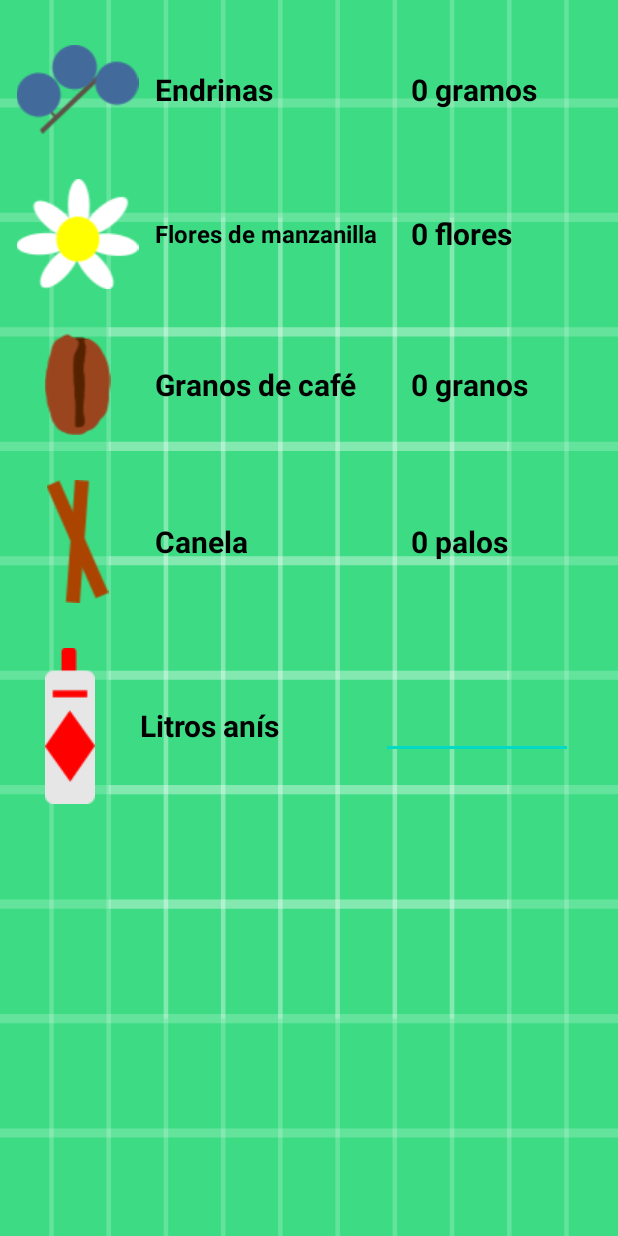
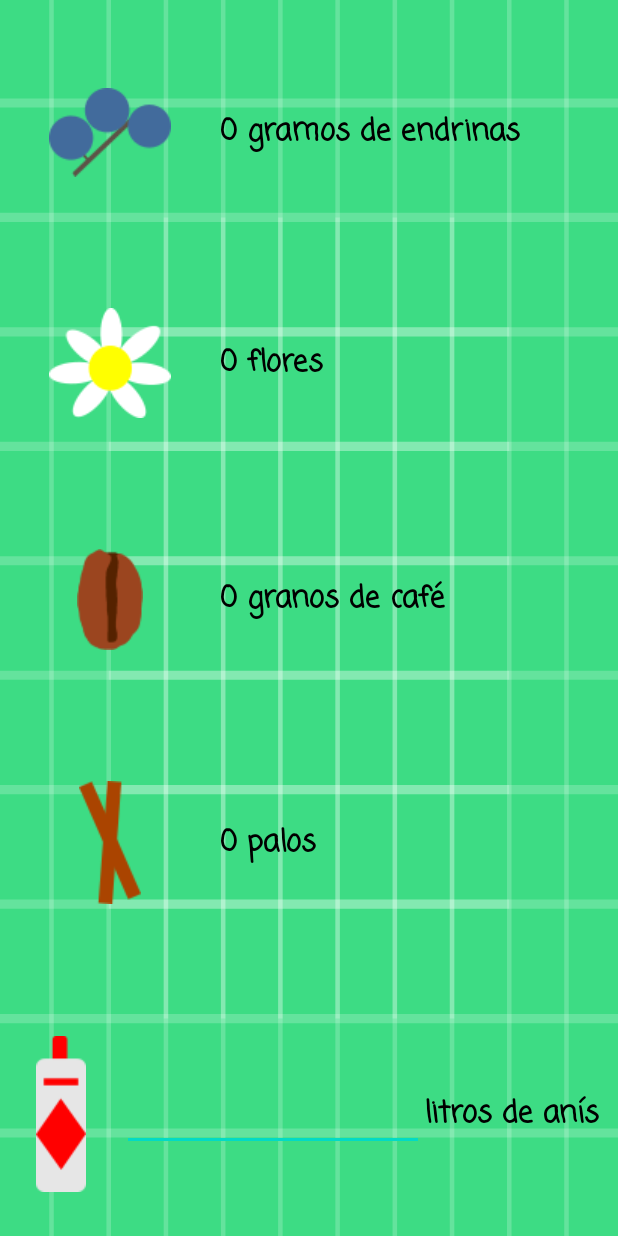
Before and after one commit to javierfh03/Calculadora_pacharan, an Android app: the screen it shows after launch (MainActivity), on a phone screen of 412 x 824 dp. Run offline under Robolectric (Android 15) with nearby library versions, the phone set to English and light mode, and no system bars.

Commit message:
Cambios tabla

```diff
--- a/app/src/main/res/layout/activity_main.xml
+++ b/app/src/main/res/layout/activity_main.xml
@@ -16,6 +16,7 @@
             android:layout_height="match_parent"
             android:layout_marginTop="30dp"
             android:layout_marginBottom="30dp"
+            android:layout_weight="1"
             android:gravity="center">
 
             <ImageView
@@ -26,24 +27,12 @@
                 app:srcCompat="@drawable/endrina" />
 
             <TextView
-                android:id="@+id/textView3"
-                android:layout_width="wrap_content"
-                android:layout_height="wrap_content"
-                android:layout_weight="1"
-                android:fontFamily="sans-serif"
-                android:text="Endrinas"
-                android:textAlignment="viewStart"
-                android:textColor="@android:color/system_accent3_1000"
-                android:textSize="20sp"
-                android:textStyle="bold" />
-
-            <TextView
                 android:id="@+id/textView4"
                 android:layout_width="wrap_content"
                 android:layout_height="wrap_content"
                 android:layout_weight="1"
-                android:fontFamily="sans-serif"
-                android:text="0 gramos"
+                android:fontFamily="casual"
+                android:text="0 gramos de endrinas"
                 android:textAlignment="viewStart"
                 android:textColor="@android:color/system_accent3_1000"
                 android:textSize="20sp"
@@ -54,6 +43,7 @@
             android:layout_width="match_parent"
             android:layout_height="match_parent"
             android:layout_marginBottom="30dp"
+            android:layout_weight="1"
             android:gravity="center">
 
             <ImageView
@@ -64,23 +54,11 @@
                 app:srcCompat="@drawable/manzanilla" />
 
             <TextView
-                android:id="@+id/textView3"
-                android:layout_width="wrap_content"
-                android:layout_height="wrap_content"
-                android:layout_weight="1"
-                android:fontFamily="sans-serif"
-                android:text="Flores de manzanilla"
-                android:textAlignment="viewStart"
-                android:textColor="@android:color/system_accent3_1000"
-                android:textSize="16sp"
-                android:textStyle="bold" />
-
-            <TextView
                 android:id="@+id/textView4"
                 android:layout_width="wrap_content"
                 android:layout_height="wrap_content"
                 android:layout_weight="1"
-                android:fontFamily="sans-serif"
+                android:fontFamily="casual"
                 android:text="0 flores"
                 android:textAlignment="viewStart"
                 android:textColor="@android:color/system_accent3_1000"
@@ -92,6 +70,7 @@
             android:layout_width="match_parent"
             android:layout_height="match_parent"
             android:layout_marginBottom="30dp"
+            android:layout_weight="1"
             android:gravity="center">
 
             <ImageView
@@ -102,24 +81,12 @@
                 app:srcCompat="@drawable/cafe" />
 
             <TextView
-                android:id="@+id/textView3"
-                android:layout_width="30dp"
-                android:layout_height="wrap_content"
-                android:layout_weight="1"
-                android:fontFamily="sans-serif"
-                android:text="Granos de café"
-                android:textAlignment="viewStart"
-                android:textColor="@android:color/system_accent3_1000"
-                android:textSize="20sp"
-                android:textStyle="bold" />
-
-            <TextView
                 android:id="@+id/textView4"
                 android:layout_width="wrap_content"
                 android:layout_height="wrap_content"
                 android:layout_weight="1"
-                android:fontFamily="sans-serif"
-                android:text="0 granos"
+                android:fontFamily="casual"
+                android:text="0 granos de café"
                 android:textAlignment="viewStart"
                 android:textColor="@android:color/system_accent3_1000"
                 android:textSize="20sp"
@@ -131,6 +98,7 @@
             android:layout_width="match_parent"
             android:layout_height="match_parent"
             android:layout_marginBottom="30dp"
+            android:layout_weight="1"
             android:gravity="center">
 
             <ImageView
@@ -141,23 +109,11 @@
                 app:srcCompat="@drawable/canela" />
 
             <TextView
-                android:id="@+id/textView3"
-                android:layout_width="wrap_content"
-                android:layout_height="wrap_content"
-                android:layout_weight="1"
-                android:fontFamily="sans-serif"
-                android:text="Canela"
-                android:textAlignment="viewStart"
-                android:textColor="@android:color/system_accent3_1000"
-                android:textSize="20sp"
-                android:textStyle="bold" />
-
-            <TextView
                 android:id="@+id/textView4"
                 android:layout_width="wrap_content"
                 android:layout_height="wrap_content"
                 android:layout_weight="1"
-                android:fontFamily="sans-serif"
+                android:fontFamily="casual"
                 android:text="0 palos"
                 android:textAlignment="viewStart"
                 android:textColor="@android:color/system_accent3_1000"
@@ -168,42 +124,42 @@
 
         <TableRow
             android:layout_width="match_parent"
-            android:layout_height="match_parent"
+            android:layout_height="0dp"
+            android:layout_weight="1"
             android:gravity="center">
 
             <ImageView
                 android:id="@+id/imageView"
                 android:layout_width="50dp"
                 android:layout_height="wrap_content"
-                android:layout_weight="1"
                 app:srcCompat="@drawable/anis" />
 
-            <TextView
-                android:id="@+id/textView"
-                android:layout_width="5dp"
+            <EditText
+                android:id="@+id/editCantAnis"
+                android:layout_width="74dp"
                 android:layout_height="wrap_content"
                 android:layout_weight="1"
-                android:fontFamily="sans-serif"
-                android:text="Litros anís"
+                android:ems="10"
+                android:fontFamily="casual"
+                android:inputType="number"
+                android:textColor="@color/black" />
+
+            <TextView
+                android:id="@+id/textView3"
+                android:layout_width="129dp"
+                android:layout_height="wrap_content"
+                android:fontFamily="casual"
+                android:text="litros de anís"
                 android:textAlignment="viewStart"
                 android:textColor="@android:color/system_accent3_1000"
                 android:textSize="20sp"
                 android:textStyle="bold" />
 
-            <EditText
-                android:id="@+id/editCantAnis"
-                android:layout_width="115dp"
-                android:layout_height="wrap_content"
-                android:layout_weight="1"
-                android:ems="10"
-                android:fontFamily="serif"
-                android:inputType="number"
-                android:textColor="@color/black" />
+        </TableRow>
 
-            <Space
-                android:layout_width="30dp"
-                android:layout_height="wrap_content" />
-        </TableRow>
+        <TableRow
+            android:layout_width="match_parent"
+            android:layout_height="match_parent" />
     </TableLayout>
 
 </androidx.constraintlayout.widget.ConstraintLayout>
```
